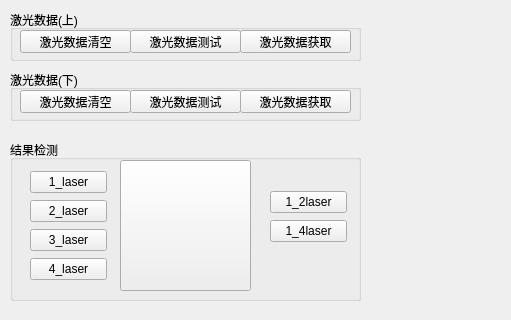
The window that src/gui/ui/laserwidget.ui (joeaaron/AutoCalib) describes before a commit, drawn with Qt 5; both pictures show x 0 to 511 and y 0 to 320 of the 963 by 733 pixel window.
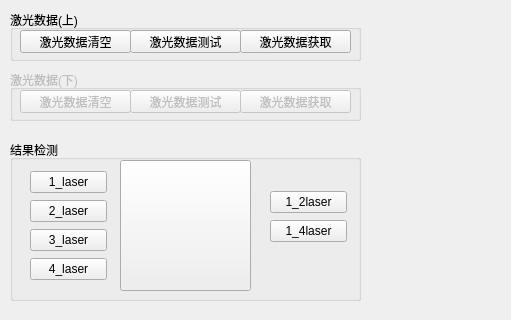
The same window after the commit. Icons and pictures are not drawn.

Commit message: PUSH FILES:adb connect OPTIMIZE THE GUI

```diff
--- a/src/gui/ui/laserwidget.ui
+++ b/src/gui/ui/laserwidget.ui
@@ -66,6 +66,9 @@
    </widget>
   </widget>
   <widget class="QGroupBox" name="groupBox_1">
+   <property name="enabled">
+    <bool>false</bool>
+   </property>
    <property name="geometry">
     <rect>
      <x>10</x>
```
Left out of the diff: 2 changed lines with no effect on the pictures. The commit also changes 6 other files.
